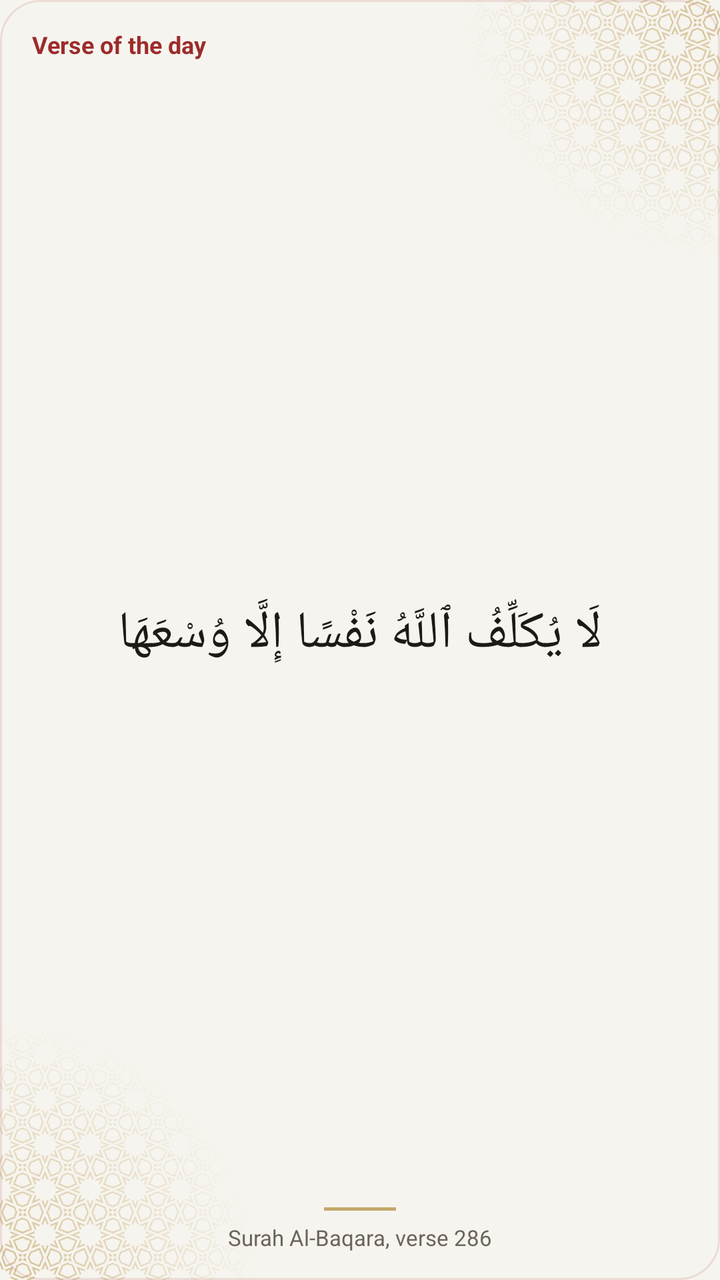
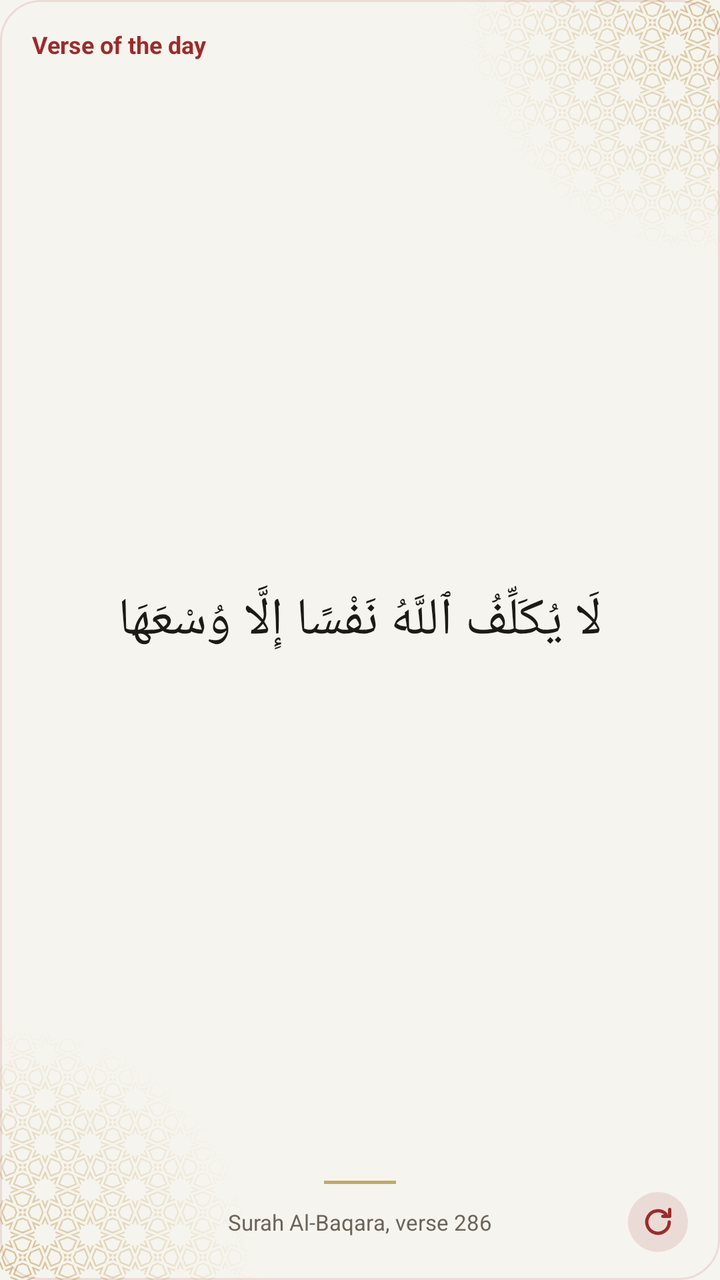

Compare the two renders of this Android layout. The source of the first and the diff that turns it into the second are given below.
<!-- AndroidManifest.xml: application theme Theme.App -->
<!-- res/layout/widget_ayah_preview.xml -->
<?xml version="1.0" encoding="utf-8"?>
<FrameLayout xmlns:android="http://schemas.android.com/apk/res/android"
    android:id="@+id/ayah_root"
    android:layout_width="match_parent" android:layout_height="match_parent"
    android:background="@drawable/widget_paper" android:layoutDirection="locale">
    <ImageView android:layout_width="130dp" android:layout_height="130dp" android:layout_gravity="top|end"
        android:src="@drawable/widget_orn_band" android:tint="@color/widgetOrnament" android:tintMode="src_in"
        android:importantForAccessibility="no"/>
    <ImageView android:layout_width="130dp" android:layout_height="130dp" android:layout_gravity="bottom|start"
        android:rotation="180"
        android:src="@drawable/widget_orn_band" android:tint="@color/widgetOrnament" android:tintMode="src_in"
        android:importantForAccessibility="no"/>
    <LinearLayout
        android:layout_width="match_parent" android:layout_height="match_parent"
        android:orientation="vertical" android:gravity="center_horizontal"
        android:paddingStart="16dp" android:paddingEnd="16dp" android:paddingTop="14dp" android:paddingBottom="14dp">
        <TextView android:id="@+id/ayah_head" android:layout_width="wrap_content" android:layout_height="wrap_content"
            android:layout_gravity="start"
            android:text="@string/widgetSample4" android:textSize="12sp" android:textStyle="bold" android:textColor="@color/widgetAccent" android:maxLines="1"/>
        <TextView android:id="@+id/ayah_text"
            android:layout_width="match_parent" android:layout_height="0dp" android:layout_weight="1"
            android:layout_marginTop="4dp" android:layout_marginBottom="4dp" android:gravity="center"
            android:text="@string/widgetSample6"
            android:textSize="22sp" android:textColor="@color/widgetInk" android:lineSpacingMultiplier="1.3"
            android:maxLines="4" android:ellipsize="end" android:textDirection="rtl"
            android:autoSizeTextType="uniform" android:autoSizeMinTextSize="14sp" android:autoSizeMaxTextSize="26sp"/>
        <ImageView android:layout_width="36dp" android:layout_height="1.5dp"
            android:background="@color/widgetOrnamentRule" android:importantForAccessibility="no"/>
        <TextView android:id="@+id/ayah_ref" android:layout_width="wrap_content" android:layout_height="wrap_content"
            android:layout_marginTop="6dp"
            android:text="@string/widgetSample5" android:textSize="11sp" android:textColor="@color/widgetMuted" android:maxLines="1" android:ellipsize="end"/>
    </LinearLayout>
</FrameLayout>
<!-- resources referenced by this layout -->
<resources>
  <color name="widgetAccent">#9c2b2b</color>
  <color name="widgetInk">#1d1a16</color>
  <color name="widgetMuted">#6b645a</color>
  <color name="widgetOrnament">#8CB08833</color>
  <color name="widgetOrnamentRule">#B3B08833</color>
  <!-- drawable widget_orn_band (drawable) -->
  <?xml version="1.0" encoding="utf-8"?>
  <bitmap xmlns:android="http://schemas.android.com/apk/res/android"
      android:src="@drawable/widget_orn_band_mask" android:autoMirrored="true"/>
  <!-- drawable widget_paper (drawable) -->
  <?xml version="1.0" encoding="utf-8"?>
  <shape xmlns:android="http://schemas.android.com/apk/res/android" android:shape="rectangle">
      <solid android:color="@color/widgetSurface"/>
      <stroke android:width="1dp" android:color="@color/widgetTrack"/>
      <corners android:radius="20dp"/>
  </shape>
  <string name="widgetSample4">Verse of the day</string>
  <string name="widgetSample5">Surah Al-Baqara, verse 286</string>
  <string name="widgetSample6" translatable="false">لَا يُكَلِّفُ ٱللَّهُ نَفْسًا إِلَّا وُسْعَهَا</string>
  <style name="Theme.App" parent="android:Theme.Material.Light.NoActionBar">
          <item name="android:windowBackground">@drawable/window_splash</item>
          <item name="android:statusBarColor">@color/backgroundColor</item>
          <item name="android:navigationBarColor">@color/backgroundColor</item>
      </style>
  <!-- drawable widget_orn_band_mask: webp bitmap (drawable-hdpi, 18976 bytes) -->
  <color name="widgetSurface">#f6f4ee</color>
  <color name="widgetTrack">#1F9c2b2b</color>
  <!-- drawable window_splash (drawable) -->
  <?xml version="1.0" encoding="utf-8"?>
  <layer-list xmlns:android="http://schemas.android.com/apk/res/android">
      <item android:drawable="@color/backgroundColor"/>
      <item android:drawable="@drawable/splash" android:gravity="center" android:width="120dp" android:height="120dp"/>
  </layer-list>
  <color name="backgroundColor">#f6f4ee</color>
  <!-- drawable splash: png bitmap (drawable-hdpi, 52970 bytes) -->
</resources>

<!-- the commit's change to res/layout/widget_ayah_preview.xml (unified diff, before → after) -->
@@ -26,8 +26,14 @@
             android:autoSizeTextType="uniform" android:autoSizeMinTextSize="14sp" android:autoSizeMaxTextSize="26sp"/>
         <ImageView android:layout_width="36dp" android:layout_height="1.5dp"
             android:background="@color/widgetOrnamentRule" android:importantForAccessibility="no"/>
-        <TextView android:id="@+id/ayah_ref" android:layout_width="wrap_content" android:layout_height="wrap_content"
-            android:layout_marginTop="6dp"
-            android:text="@string/widgetSample5" android:textSize="11sp" android:textColor="@color/widgetMuted" android:maxLines="1" android:ellipsize="end"/>
+        <FrameLayout android:layout_width="match_parent" android:layout_height="30dp" android:layout_marginTop="4dp">
+            <TextView android:id="@+id/ayah_ref" android:layout_width="wrap_content" android:layout_height="wrap_content"
+                android:layout_gravity="center" android:layout_marginStart="38dp" android:layout_marginEnd="38dp"
+                android:text="@string/widgetSample5" android:textSize="11sp" android:textColor="@color/widgetMuted" android:maxLines="1" android:ellipsize="end"/>
+            <ImageView android:layout_width="30dp" android:layout_height="30dp"
+                android:layout_gravity="end|center_vertical" android:padding="6dp"
+                android:background="@drawable/widget_round" android:src="@drawable/widget_refresh"
+                android:tint="@color/widgetAccent" android:tintMode="src_in" android:importantForAccessibility="no"/>
+        </FrameLayout>
     </LinearLayout>
 </FrameLayout>
<!-- resource entries referenced after the edit -->
@@ -15,6 +15,20 @@
       <solid android:color="@color/widgetSurface"/>
       <stroke android:width="1dp" android:color="@color/widgetTrack"/>
       <corners android:radius="20dp"/>
+  </shape>
+  <!-- drawable widget_refresh (drawable) -->
+  <?xml version="1.0" encoding="utf-8"?>
+  <vector xmlns:android="http://schemas.android.com/apk/res/android"
+      android:width="18dp" android:height="18dp" android:viewportWidth="24" android:viewportHeight="24">
+      <path android:pathData="M19.5,12a7.5,7.5 0,1 1,-2.2 -5.3" android:strokeColor="#FFFFFFFF" android:strokeWidth="2.2"
+          android:strokeLineCap="round" android:fillColor="#00000000"/>
+      <path android:pathData="M19.8,3.6v4.6h-4.6" android:strokeColor="#FFFFFFFF" android:strokeWidth="2.2"
+          android:strokeLineCap="round" android:strokeLineJoin="round" android:fillColor="#00000000"/>
+  </vector>
+  <!-- drawable widget_round (drawable) -->
+  <?xml version="1.0" encoding="utf-8"?>
+  <shape xmlns:android="http://schemas.android.com/apk/res/android" android:shape="oval">
+      <solid android:color="@color/widgetTrack"/>
   </shape>
   <string name="widgetSample4">Verse of the day</string>
   <string name="widgetSample5">Surah Al-Baqara, verse 286</string>
